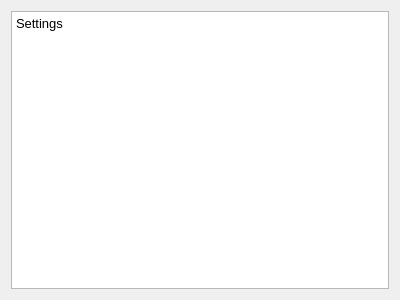
Old version of the form Graphics/sources/settings_layout/settings_layout.ui in the repository BGKP-ZI/WLAN-steganography.
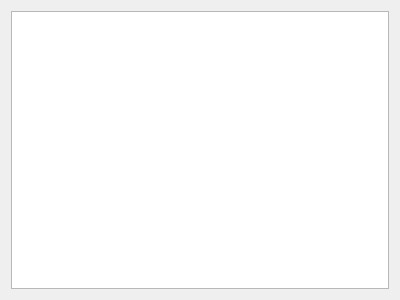
New version of the form.

What changed in the file:
```diff
--- a/Graphics/sources/settings_layout/settings_layout.ui
+++ b/Graphics/sources/settings_layout/settings_layout.ui
@@ -24,7 +24,7 @@
 li.unchecked::marker { content: &quot;\2610&quot;; }
 li.checked::marker { content: &quot;\2612&quot;; }
 &lt;/style&gt;&lt;/head&gt;&lt;body style=&quot; font-family:'Sans'; font-size:10pt; font-weight:400; font-style:normal;&quot;&gt;
-&lt;p style=&quot; margin-top:0px; margin-bottom:0px; margin-left:0px; margin-right:0px; -qt-block-indent:0; text-indent:0px;&quot;&gt;Settings&lt;/p&gt;&lt;/body&gt;&lt;/html&gt;</string>
+&lt;p style=&quot;-qt-paragraph-type:empty; margin-top:0px; margin-bottom:0px; margin-left:0px; margin-right:0px; -qt-block-indent:0; text-indent:0px;&quot;&gt;&lt;br /&gt;&lt;/p&gt;&lt;/body&gt;&lt;/html&gt;</string>
      </property>
     </widget>
    </item>
```
Left out of the diff: 3 changed lines with no effect on the pictures.
